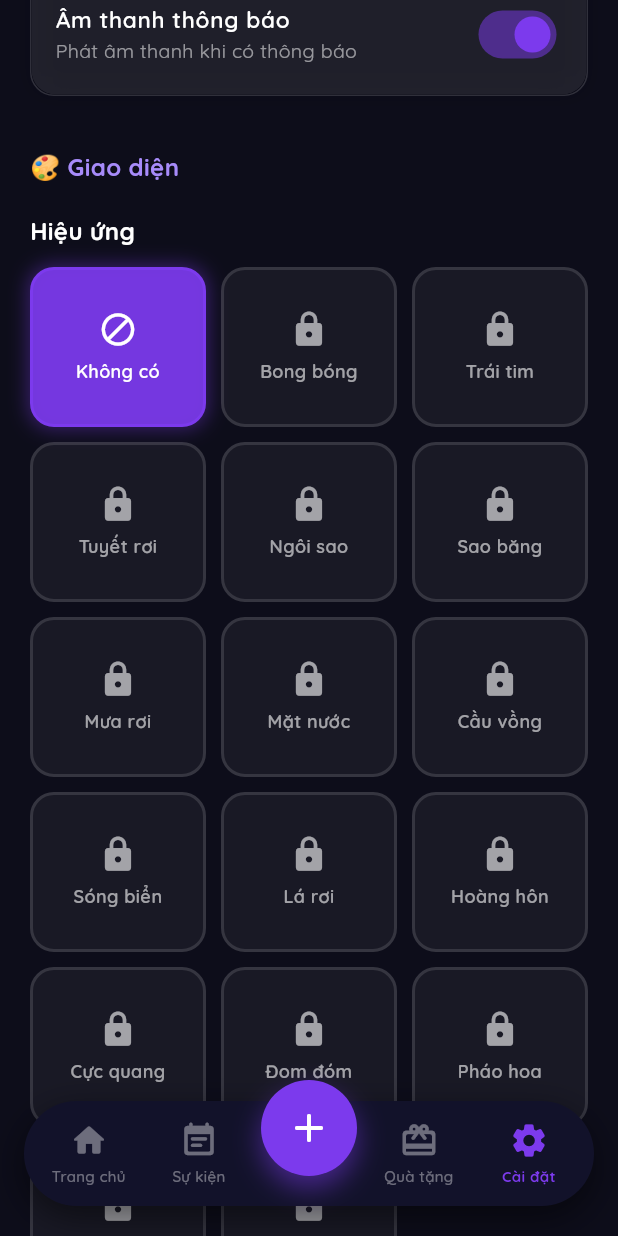
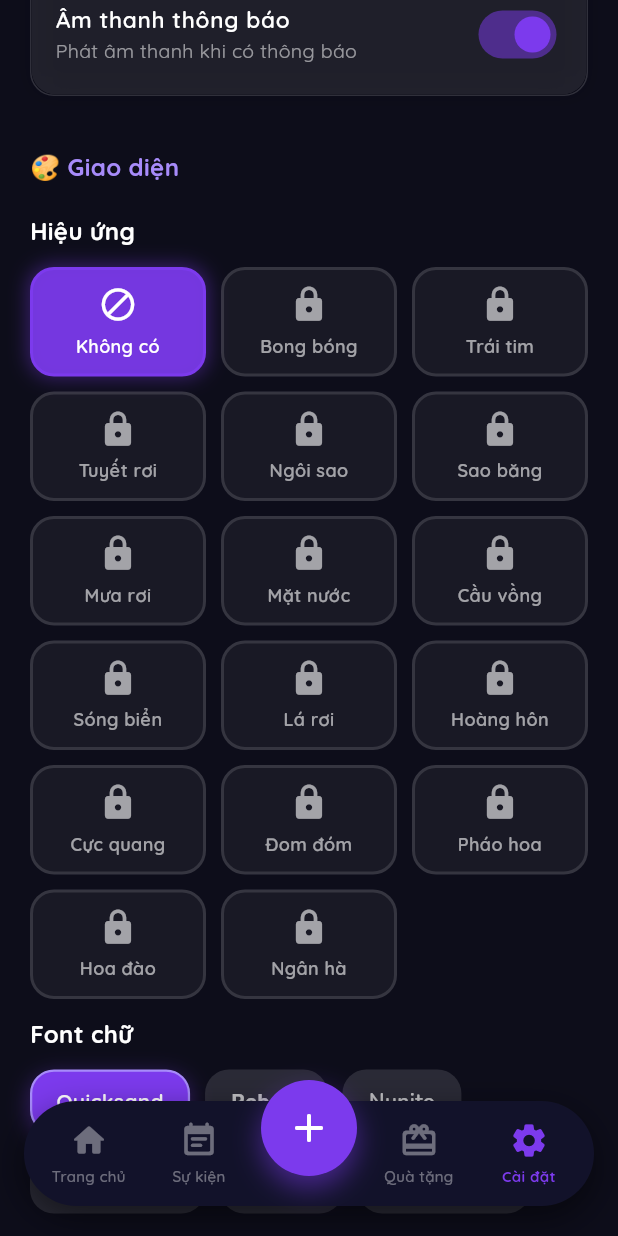
Before and after one commit to namtv95it/countdown_app, a Flutter app: the screen it shows after launch, item 5 of the bottom bar chosen, scrolled down 576 dp, on a phone screen of 412 x 824 dp. Run offline on Flutter 3.47's test engine with Material 3 defaults, Android fonts, the phone set to English and light mode, and no system bars; our stand-ins replace flutter_local_notifications, flutter_timezone, google_fonts, google_mobile_ads, permission_handler, share_plus and 2 more; missing offline and left inert: gal, home_widget, lunar; network calls fail.

Commit message:
Update settings_screen.dart

```diff
--- a/lib/screens/settings_screen.dart
+++ b/lib/screens/settings_screen.dart
@@ -443,31 +443,28 @@ class _SettingsScreenState extends State<SettingsScreen> {
             ),
             const SizedBox(height: 12),
             // Grid 3 cột
-            GridView.count(
-              crossAxisCount: 3,
-              shrinkWrap: true,
-              physics: const NeverScrollableScrollPhysics(),
-              mainAxisSpacing: 10,
-              crossAxisSpacing: 10,
-              childAspectRatio: 1.1,
+            Wrap(
+              spacing: 10,
+              runSpacing: 10,
+              alignment: WrapAlignment.start,
               children: [
-                _buildEffectChip('none', 'Không có', Icons.block),
-                _buildEffectChip('bubbles', 'Bong bóng', Icons.bubble_chart),
-                _buildEffectChip('hearts', 'Trái tim', Icons.favorite),
-                _buildEffectChip('snow', 'Tuyết rơi', Icons.ac_unit),
-                _buildEffectChip('stars', 'Ngôi sao', Icons.star),
-                _buildEffectChip('meteor', 'Sao băng', Icons.auto_awesome),
-                _buildEffectChip('rain', 'Mưa rơi', Icons.water_drop_rounded),
-                _buildEffectChip('rain_ripple', 'Mặt nước', Icons.track_changes_rounded),
-                _buildEffectChip('rainbow', 'Cầu vồng', Icons.palette_rounded),
-                _buildEffectChip('waves', 'Sóng biển', Icons.waves_rounded),
-                _buildEffectChip('leaves', 'Lá rơi', Icons.eco_rounded),
-                _buildEffectChip('sunset_birds', 'Hoàng hôn', Icons.wb_twilight_rounded),
-                _buildEffectChip('aurora', 'Cực quang', Icons.lens_blur_rounded),
-                _buildEffectChip('fireflies', 'Đom đóm', Icons.lightbulb_outline_rounded),
-                _buildEffectChip('fireworks', 'Pháo hoa', Icons.celebration_rounded),
-                _buildEffectChip('cherry_blossom', 'Hoa đào', Icons.filter_vintage_rounded),
-                _buildEffectChip('galaxy', 'Ngân hà', Icons.dark_mode_rounded),
+                SizedBox(width: (MediaQuery.of(context).size.width - 40 - 20) / 3, child: _buildEffectChip('none', 'Không có', Icons.block)),
+                SizedBox(width: (MediaQuery.of(context).size.width - 40 - 20) / 3, child: _buildEffectChip('bubbles', 'Bong bóng', Icons.bubble_chart)),
+                SizedBox(width: (MediaQuery.of(context).size.width - 40 - 20) / 3, child: _buildEffectChip('hearts', 'Trái tim', Icons.favorite)),
+                SizedBox(width: (MediaQuery.of(context).size.width - 40 - 20) / 3, child: _buildEffectChip('snow', 'Tuyết rơi', Icons.ac_unit)),
+                SizedBox(width: (MediaQuery.of(context).size.width - 40 - 20) / 3, child: _buildEffectChip('stars', 'Ngôi sao', Icons.star)),
+                SizedBox(width: (MediaQuery.of(context).size.width - 40 - 20) / 3, child: _buildEffectChip('meteor', 'Sao băng', Icons.auto_awesome)),
+                SizedBox(width: (MediaQuery.of(context).size.width - 40 - 20) / 3, child: _buildEffectChip('rain', 'Mưa rơi', Icons.water_drop_rounded)),
+                SizedBox(width: (MediaQuery.of(context).size.width - 40 - 20) / 3, child: _buildEffectChip('rain_ripple', 'Mặt nước', Icons.track_changes_rounded)),
+                SizedBox(width: (MediaQuery.of(context).size.width - 40 - 20) / 3, child: _buildEffectChip('rainbow', 'Cầu vồng', Icons.palette_rounded)),
+                SizedBox(width: (MediaQuery.of(context).size.width - 40 - 20) / 3, child: _buildEffectChip('waves', 'Sóng biển', Icons.waves_rounded)),
+                SizedBox(width: (MediaQuery.of(context).size.width - 40 - 20) / 3, child: _buildEffectChip('leaves', 'Lá rơi', Icons.eco_rounded)),
+                SizedBox(width: (MediaQuery.of(context).size.width - 40 - 20) / 3, child: _buildEffectChip('sunset_birds', 'Hoàng hôn', Icons.wb_twilight_rounded)),
+                SizedBox(width: (MediaQuery.of(context).size.width - 40 - 20) / 3, child: _buildEffectChip('aurora', 'Cực quang', Icons.lens_blur_rounded)),
+                SizedBox(width: (MediaQuery.of(context).size.width - 40 - 20) / 3, child: _buildEffectChip('fireflies', 'Đom đóm', Icons.lightbulb_outline_rounded)),
+                SizedBox(width: (MediaQuery.of(context).size.width - 40 - 20) / 3, child: _buildEffectChip('fireworks', 'Pháo hoa', Icons.celebration_rounded)),
+                SizedBox(width: (MediaQuery.of(context).size.width - 40 - 20) / 3, child: _buildEffectChip('cherry_blossom', 'Hoa đào', Icons.filter_vintage_rounded)),
+                SizedBox(width: (MediaQuery.of(context).size.width - 40 - 20) / 3, child: _buildEffectChip('galaxy', 'Ngân hà', Icons.dark_mode_rounded)),
               ],
             ),
 
```
